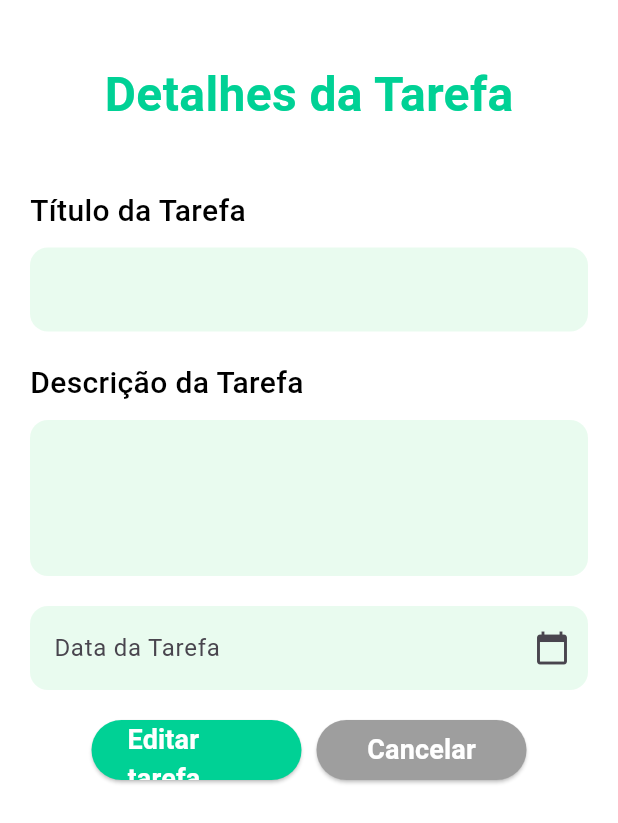
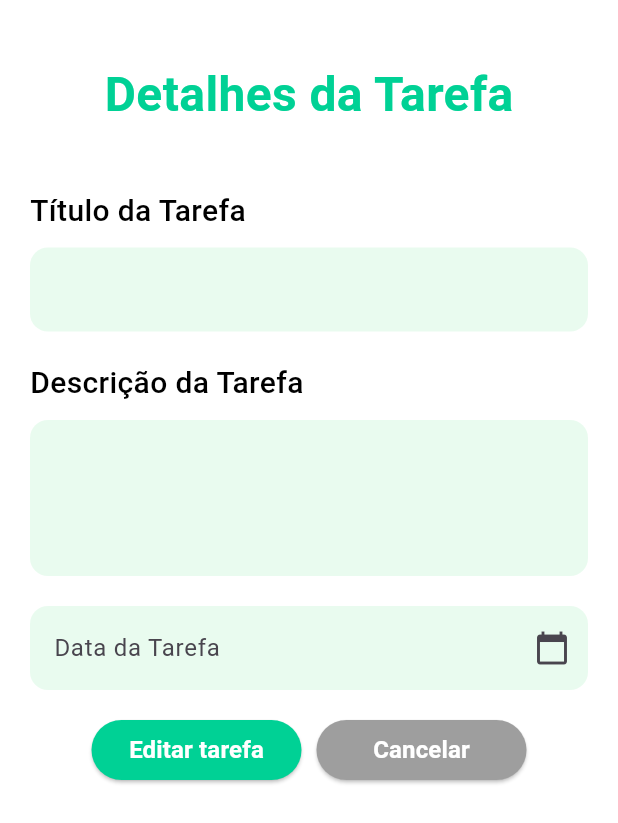
Before and after one commit to lalescadias/todolistfluter, a Flutter app: the DetalhesTarefaPage screen opened directly with empty values, on a phone screen of 412 x 824 dp. Shown: the top 823 px of the screen. Run offline on Flutter 3.47's test engine with Material 3 defaults, Android fonts, the light colour scheme and no system bars.

Commit message:
tamanho do botao

```diff
--- a/lib/detalhes_tarefa.dart
+++ b/lib/detalhes_tarefa.dart
@@ -130,7 +130,7 @@ class _DetalhesTarefaPageState extends State<DetalhesTarefaPage> {
         child: const Text(
           'Editar tarefa',
           style: TextStyle(
-            fontSize: 18,
+            fontSize: 16,
             fontWeight: FontWeight.bold,
             color: Colors.white,
           ),
@@ -228,7 +228,7 @@ Widget _buttonCancelar(BuildContext context) {
       child: const Text(
         'Cancelar',
         style: TextStyle(
-          fontSize: 18,
+          fontSize: 16,
           fontWeight: FontWeight.bold,
           color: Colors.white,
         ),
```
